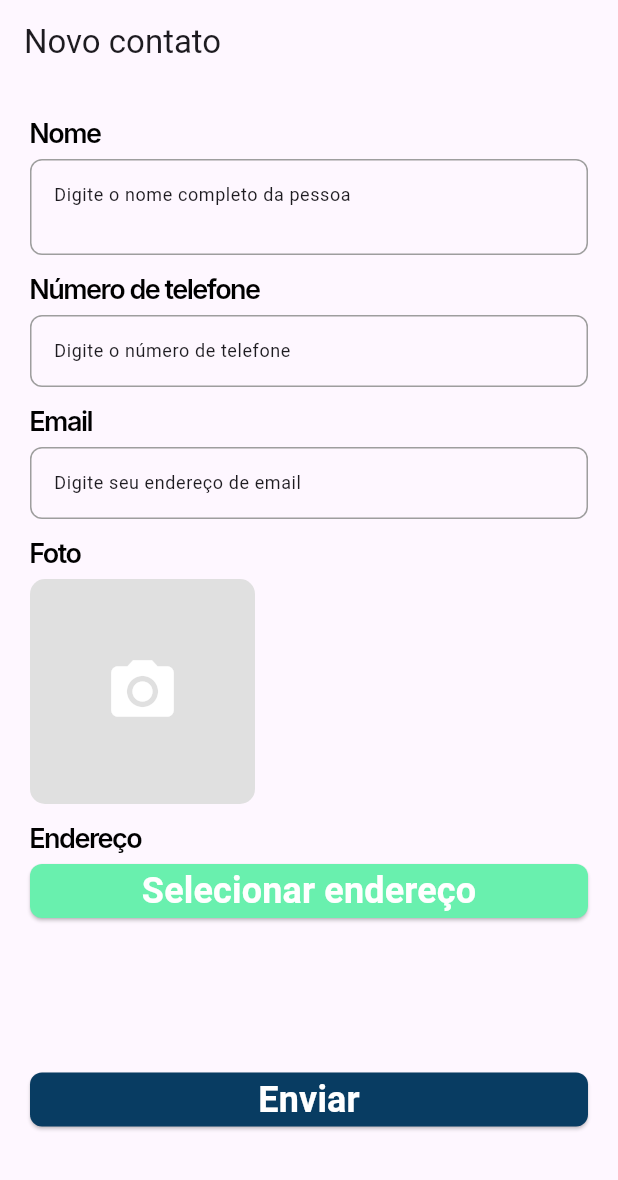
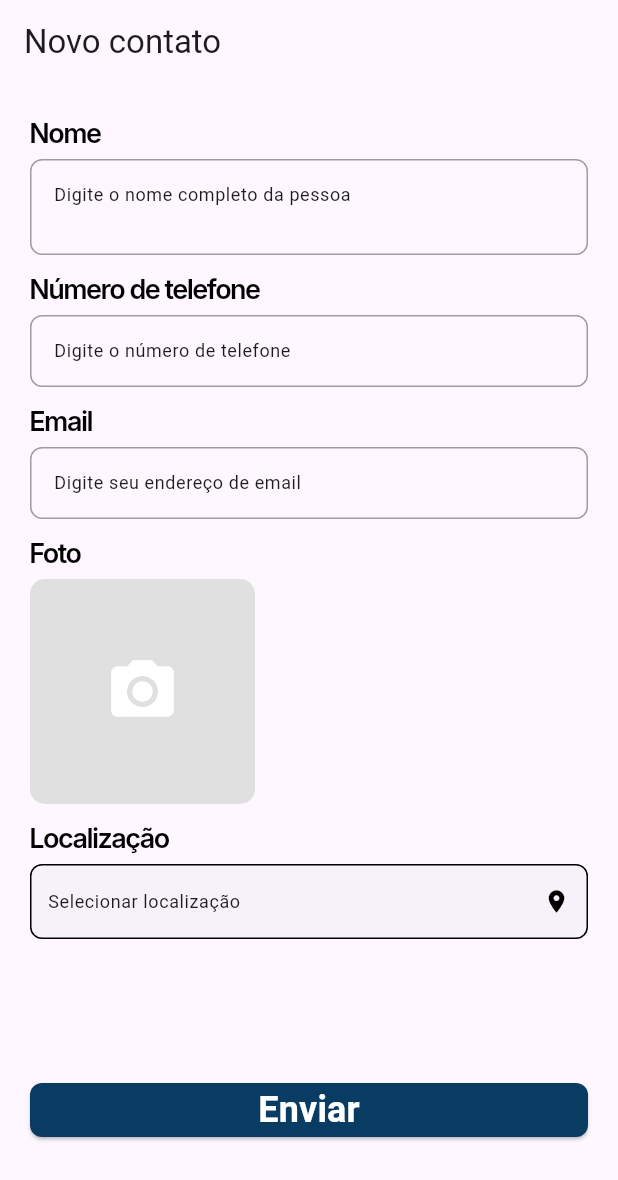
Before and after one commit to bianca-bezerra/RubiContactApp, a Flutter app: the ContactFormController screen opened by its route, on a phone screen of 412 x 824 dp. Shown: the top 1180 px of the screen. Run offline on Flutter 3.47's test engine with Material 3 defaults, Android fonts, the phone set to English and light mode, and no system bars; our stand-ins replace faker, flutter_dotenv, flutter_slidable, geolocator, go_router, google_fonts and 3 more; accounts and stored records are empty; key blocks and very long unbroken strings in the code were emptied for the run.

Commit message:
feat: improve visuals

```diff
--- a/lib/controllers/contact_form_controller.dart
+++ b/lib/controllers/contact_form_controller.dart
@@ -5,8 +5,6 @@ import 'package:flutter/material.dart';
 import 'package:go_router/go_router.dart';
 import 'package:google_maps/models/contact_entity.dart';
 import 'package:google_maps/models/place_entity.dart';
-import 'package:google_maps/routing/routes.dart';
-import 'package:google_maps/utils/scream.dart';
 import 'package:google_maps/views/contact_form.dart';
 import 'package:provider/provider.dart';
 
@@ -164,7 +162,7 @@ class _ContactFormControllerState extends State<ContactFormController> {
       _imageController.clear();
 
       if (mounted) {
-        GoRouter.of(context).go(Routes.contactsList);
+        context.pop();
       }
     } catch (e) {
       print(e);
--- a/lib/models/contact_repository.dart
+++ b/lib/models/contact_repository.dart
@@ -44,7 +44,7 @@ class ContactRepository {
           return ContactEntity.fromMap(contacts[i]);
         },
       );
-
+      list.sort((a, b) => Comparable.compare(a.name, b.name));
       return list;
     } catch (ex) {
       print(ex);
--- a/lib/views/contact_form.dart
+++ b/lib/views/contact_form.dart
@@ -10,7 +10,6 @@ import 'package:google_maps/components/places_search.dart';
 import 'package:google_maps/components/text_input.dart';
 import 'package:google_maps/controllers/contact_form_controller.dart';
 import 'package:google_maps/models/contact_entity.dart';
-import 'package:google_maps/utils/coalesce.dart';
 
 class ContactFormView extends StatelessWidget {
   final GlobalKey<FormState> formKey;
@@ -114,25 +113,68 @@ class ContactFormView extends StatelessWidget {
                 ),
               ),
               FieldBox(
-                title: 'Endereço',
-                inputWidget: placeController.place == null &&
-                        (currentContact == null &&
-                            currentContact?.address == null)
-                    ? Button(
-                        onPress: () {
+                title: 'Localização',
+                inputWidget: ElevatedButton(
+                  style: ElevatedButton.styleFrom(
+                    elevation: 0,
+                    padding: const EdgeInsets.symmetric(
+                        vertical: 16.0, horizontal: 12.0),
+                    shape: RoundedRectangleBorder(
+                      borderRadius: BorderRadius.circular(8.0),
+                    ),
+                    side: const BorderSide(
+                        color: AppColors.textPrimary, width: 1),
+                  ),
+                  onPressed: () {
                     Navigator.push(
                       context,
                       MaterialPageRoute(
                         builder: (context) => GoogleMapSearchPlacesApi(
                           onSelect: placeController.setPlace,
                         ), // O widget que você deseja empurrar
-                              ));
+                      ),
+                    );
                   },
-                        title: 'Selecionar endereço',
-                        backgroundColor: Colors.greenAccent)
-                    : Text(coalesce(placeController.place?.name,
-                        currentContact?.address.toString())),
+                  child: Row(
+                    children: [
+                      Expanded(
+                        child: Text(
+                          placeController.place?.name ??
+                              currentContact?.address.toString() ??
+                              "Selecionar localização",
+                          style: Theme.of(context).textTheme.bodySmall,
+                          overflow: TextOverflow.ellipsis,
                         ),
+                      ),
+                      const Icon(
+                        Icons.location_on,
+                        color: AppColors.textPrimary,
+                      ),
+                    ],
+                  ),
+                ),
+              ),
+              // FieldBox(
+              //   title: 'Endereço',
+              //   inputWidget: placeController.place == null &&
+              //           (currentContact == null &&
+              //               currentContact?.address == null)
+              //       ? Button(
+              //           onPress: () {
+              //             Navigator.push(
+              //               context,
+              //               MaterialPageRoute(
+              //                 builder: (context) => GoogleMapSearchPlacesApi(
+              //                   onSelect: placeController.setPlace,
+              //                 ), // O widget que você deseja empurrar
+              //               ),
+              //             );
+              //           },
+              //           title: 'Selecionar endereço',
+              //           backgroundColor: Colors.greenAccent)
+              //       : Text(coalesce(placeController.place?.name,
+              //           currentContact?.address.toString())),
+              // ),
             ],
           ),
         ),
--- a/lib/views/login.dart
+++ b/lib/views/login.dart
@@ -23,7 +23,7 @@ class LoginView extends StatelessWidget {
     return Scaffold(
       backgroundColor: Colors.white,
       appBar: AppBar(
-        backgroundColor: Colors.red,
+        backgroundColor: Colors.orange,
         title: const Text(
           'Login',
           style: TextStyle(color: Colors.white),
```
Also changed, not shown: lib/views/home.dart (+5 -4 lines). Lines whose indentation alone changed are shown as unchanged.
